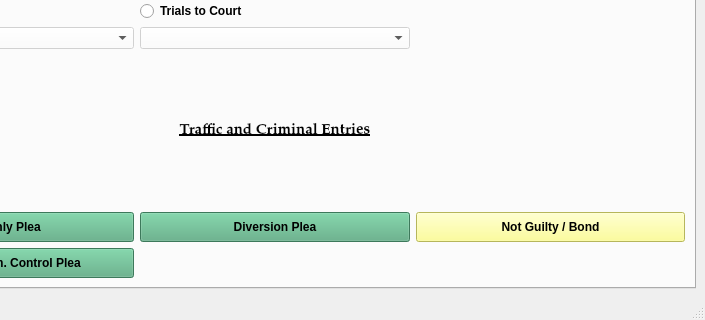
Qt form package/views/ui/MainWindow.ui (HunterProgram22/MuniEntry) before a commit; both pictures show x 155 to 860 and y 326 to 646 of the 860 by 646 pixel window.
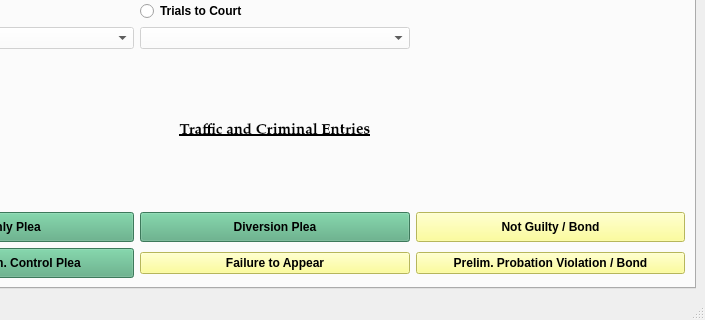
The same form after that commit.

Commit message: gitflow-feature-stash: new_buttons_and_templates

What changed in the file:
```diff
--- a/package/views/ui/MainWindow.ui
+++ b/package/views/ui/MainWindow.ui
@@ -315,6 +315,26 @@
           </property>
          </widget>
         </item>
+        <item row="10" column="1">
+         <widget class="QPushButton" name="FailureToAppearButton">
+          <property name="styleSheet">
+           <string notr="true">background-color: rgb(255, 255, 127);</string>
+          </property>
+          <property name="text">
+           <string>Failure to Appear</string>
+          </property>
+         </widget>
+        </item>
+        <item row="10" column="2">
+         <widget class="QPushButton" name="ProbationViolationBondButton">
+          <property name="styleSheet">
+           <string notr="true">background-color: rgb(255, 255, 127);</string>
+          </property>
+          <property name="text">
+           <string>Prelim. Probation Violation / Bond</string>
+          </property>
+         </widget>
+        </item>
        </layout>
       </widget>
       <widget class="QWidget" name="tab_3">
```
The commit also changes 2 other files.
